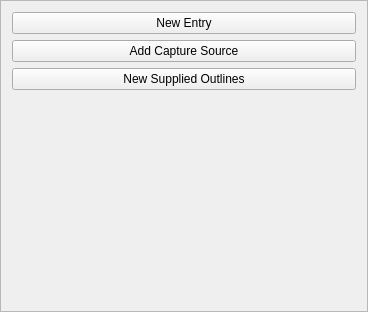
First picture: the form in buildings/gui/menu.ui, repository linz/nz-buildings, before the edit.
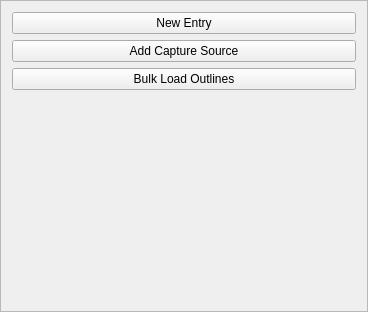
Second picture: the form after the edit.

Patch:
```diff
--- a/buildings/gui/menu.ui
+++ b/buildings/gui/menu.ui
@@ -37,7 +37,7 @@
    <item>
     <widget class="QPushButton" name="btn_new_supplied_outlines">
      <property name="text">
-      <string>New Supplied Outlines</string>
+      <string>Bulk Load Outlines</string>
      </property>
     </widget>
    </item>
```
Left out of the diff: 2 changed lines with no effect on the pictures.
